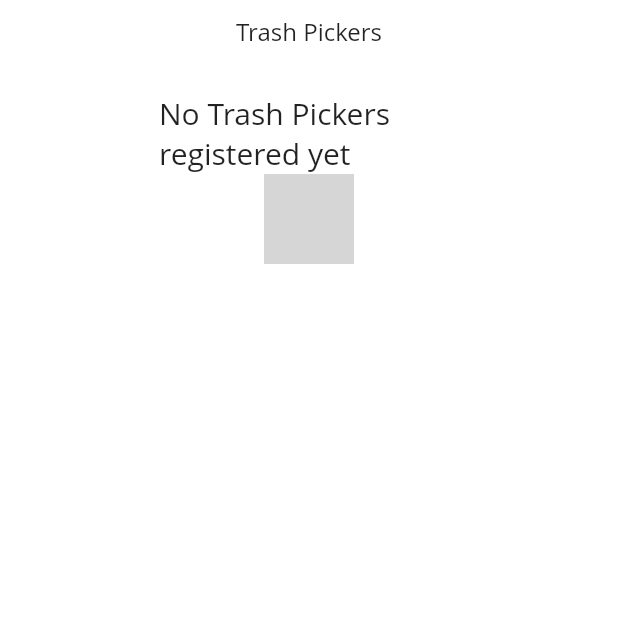
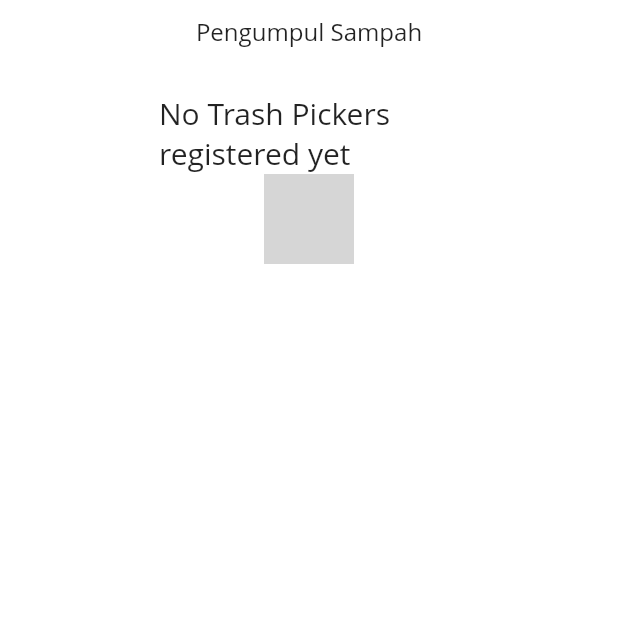
Before and after one commit to KingsGuardGT/SIMANSAM--Sistem-Managemen-Sampah-, a Flutter app: the TrashToBeCollectedList screen opened directly, on a phone screen of 412 x 824 dp, the top half of it. Run offline on Flutter 3.47's test engine with Material 2 defaults, Android fonts, the phone set to English and light mode, and no system bars; our stand-ins replace cloud_firestore, firebase_auth, firebase_core, firebase_storage, fluttertoast, geocoding and 5 more; accounts and stored records are empty; Roboto replaces fonts that are missing (Open Sans); grey boxes are pictures that could not be loaded.

Commit message:
xml changes

```diff
--- a/simansam-main/lib/Pages/BottomNavBar/Settings/profile_info_page.dart
+++ b/simansam-main/lib/Pages/BottomNavBar/Settings/profile_info_page.dart
@@ -261,10 +261,10 @@ class _ProfileInfoPageState extends State<ProfileInfoPage> {
     print("GAMBAR: " + firebaseStorageUploadedImageURL);
 
     FirebaseFirestore.instance
-        .collection('Pengguna')
+        .collection('Users')
         .doc(currentUserID.toString())
         .update({
-      'gambarProfil': firebaseStorageUploadedImageURL,
+      'profileImage': firebaseStorageUploadedImageURL,
     })
         .then(
           (value) => sendSuccessCode(),
@@ -305,7 +305,7 @@ class _ProfileInfoPageState extends State<ProfileInfoPage> {
       padding: const EdgeInsets.symmetric(horizontal: 30.0),
       child: StreamBuilder<QuerySnapshot>(
         stream: FirebaseFirestore.instance
-            .collection("Pengguna")
+            .collection("Users")
             .where('uuid', isEqualTo: "${currentUserID.toString()}")
             .snapshots(),
         builder: (context, dataSnapshot) {
--- a/simansam-main/lib/Pages/BottomNavBar/TrashToBeCollected/trash_to_be_collected_list.dart
+++ b/simansam-main/lib/Pages/BottomNavBar/TrashToBeCollected/trash_to_be_collected_list.dart
@@ -14,7 +14,7 @@ class _TrashToBeCollectedListState extends State<TrashToBeCollectedList> {
   final firestoreInstance = FirebaseFirestore.instance;
   TrashPickUpsModel trashPickUpsModel;
   UserModelClass selectedTrashPickerModel;
-  String accountType = "Trash Collector";
+  String accountType = "Admin SIMANSAM";
   bool viewTrashPicker = false;
 
   @override
@@ -236,7 +236,7 @@ class _TrashToBeCollectedListState extends State<TrashToBeCollectedList> {
               context,
               MaterialPageRoute(
                   builder: (context) => ViewTrashDetails(
-                      userID, trashPickUpsModel.trashID, "Trash Collector")),
+                      userID, trashPickUpsModel.trashID, "Admin SIMANSAM")),
             );
           },
           child: snapshot.data.docs.length == null
@@ -366,7 +366,7 @@ class _TrashToBeCollectedListState extends State<TrashToBeCollectedList> {
                       height: 10.0,
                     ),
                     Text(
-                      "Trash Pickers",
+                      "Pengumpul Sampah",
                       style: Theme.of(context).textTheme.bodyMedium,
                     ),
                     _trashPickersList(),
--- a/simansam-main/lib/Pages/OnAppStart/user_guide.dart
+++ b/simansam-main/lib/Pages/OnAppStart/user_guide.dart
@@ -12,7 +12,7 @@ class _UserGuidePageState extends State<UserGuidePage> {
   final _key = UniqueKey();
   bool isLoading = true;
   String siteLink =
-      "https://sites.google.com/view/simansam-panduan-pengguna";
+      "https://sites.google.com/view/simansam-panduan-pengguna/halaman-muka";
 
   @override
   Widget build(BuildContext context) {
--- a/simansam-main/pubspec.yaml
+++ b/simansam-main/pubspec.yaml
@@ -44,7 +44,7 @@ dependencies:
 
   # ------ Firebase (Jan 12, 2021| Min Dart SDK 2.1)  ------ #
   firebase_core: ^0.7.0
-  firebase_auth: ^0.20.0
+  firebase_auth: ^0.20.1
   firebase_database: ^6.0.0
   cloud_firestore: ^0.16.0
   firebase_storage: ^7.0.0
```
Also changed, not shown: simansam-main/lib/Pages/OnAppStart/sign_up_page.dart (+2 -28 lines), simansam-main/firebase.json (added), simansam-main/lib/firebase_options.dart (added), 2 other files.
